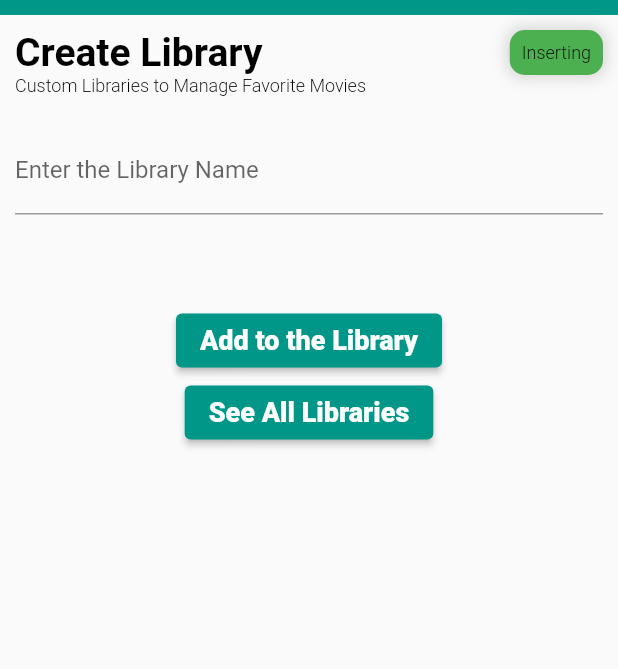
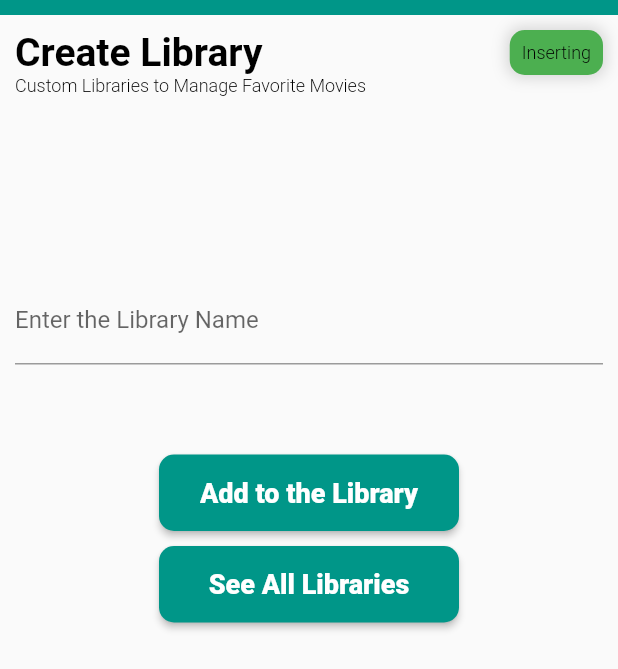
Before and after one commit to taneesha97/ctse_flutter_assignment, a Flutter app: the LibraryForm screen opened directly, on a phone screen of 412 x 824 dp. Shown: the top 669 px of the screen. Run offline on Flutter 3.47's test engine with Material 2 defaults, Android fonts, the phone set to English and light mode, and no system bars; our stand-ins replace audioplayers, cloud_firestore, firebase_core, firebase_database, get, localstorage and 1 more; accounts and stored records are empty; Roboto replaces fonts that are missing (Montserrat).

Commit message:
Form UI Updated and Keyboard Pop Up Overflow Fixed.

```diff
--- a/lib/screens/movie_library_form.dart
+++ b/lib/screens/movie_library_form.dart
@@ -31,6 +31,7 @@ class _LibraryFormState extends State<LibraryForm> {
   @override
   Widget build(BuildContext context) {
     return Scaffold(
+      resizeToAvoidBottomInset: false,
       appBar: AppBar(
         backgroundColor: Colors.teal,
         elevation: 0,
@@ -39,6 +40,7 @@ class _LibraryFormState extends State<LibraryForm> {
       body: Padding(
         padding: EdgeInsets.all(10),
         child: Container(
+          height: 500,
           child: Form(
             key: formKey,
             child: Column(
@@ -76,7 +78,13 @@ class _LibraryFormState extends State<LibraryForm> {
                     ],
                   ),
                 ),
-                TextFormField(
+                SizedBox(
+                  height: 100,
+                ),
+                SizedBox(
+                  width: 400, // Adjust Input Field Width.
+                  child: Center(
+                    child: TextFormField(
                       initialValue:
                           widget.functionValue == 0 ? "" : widget.libraryName,
                       onChanged: (val) => setState(() => lname = val),
@@ -92,11 +100,22 @@ class _LibraryFormState extends State<LibraryForm> {
                         }
                       },
                     ),
+                  ),
+                ),
                 SizedBox(
                   height: 60,
                 ),
                 Center(
+                  child: SizedBox(
+                    width: 200,
                     child: ElevatedButton(
+                      style: ElevatedButton.styleFrom(
+                        shape: RoundedRectangleBorder(
+                          borderRadius: BorderRadius.circular(10),
+                        ),
+                        primary: Colors.teal,
+                        padding: EdgeInsets.all(15)
+                      ),
                         onPressed: () {
                           if (formKey.currentState!.validate()) {
                             // Update and Inserting Logic Separation.
@@ -119,13 +138,18 @@ class _LibraryFormState extends State<LibraryForm> {
                             }
                           }
                         },
-                      style: ElevatedButton.styleFrom(primary: Colors.teal),
                         child: Text(
                           "Add to the Library",
                           style: Styles.navBarTitle,
                         )),
                   ),
+                ),
+                SizedBox(
+                  height: 10,
+                ),
                 Center(
+                  child: SizedBox(
+                    width: 200,
                     child: ElevatedButton(
                         onPressed: () {
                           Navigator.push(
@@ -134,11 +158,18 @@ class _LibraryFormState extends State<LibraryForm> {
                                 builder: (context) => LibraryList()),
                           );
                         },
-                      style: ElevatedButton.styleFrom(primary: Colors.teal),
+                        style: ElevatedButton.styleFrom(
+                            shape: RoundedRectangleBorder(
+                              borderRadius: BorderRadius.circular(10),
+                            ),
+                            primary: Colors.teal,
+                            padding: EdgeInsets.all(15)
+                        ),
                         child: Text(
                           "See All Libraries",
                           style: Styles.navBarTitle,
                         )),
+                  ),
                 ),
               ],
             ),
--- a/lib/screens/movie_library_list.dart
+++ b/lib/screens/movie_library_list.dart
@@ -116,7 +116,7 @@ class LibraryList extends StatelessWidget {
           ),
           child: ListTile(
               leading: const CircleAvatar(child: Text("O")),
-              title: Text(library.name),
+              title: Text(library.name, style: Styles.smallCardHeader,),
               trailing: Wrap(
                 spacing: 12,
                 children: [
@@ -134,7 +134,7 @@ class LibraryList extends StatelessWidget {
                     },
                     child: Icon(
                       Icons.edit,
-                      color: Colors.black,
+                      color: Colors.grey,
                     ),
                   ),
                   InkWell(
@@ -149,7 +149,7 @@ class LibraryList extends StatelessWidget {
                     },
                     child: Icon(
                       Icons.delete,
-                      color: Colors.redAccent,
+                      color: Colors.red,
                     ),
                   ),
                 ],
```
Lines whose indentation alone changed are shown as unchanged.
